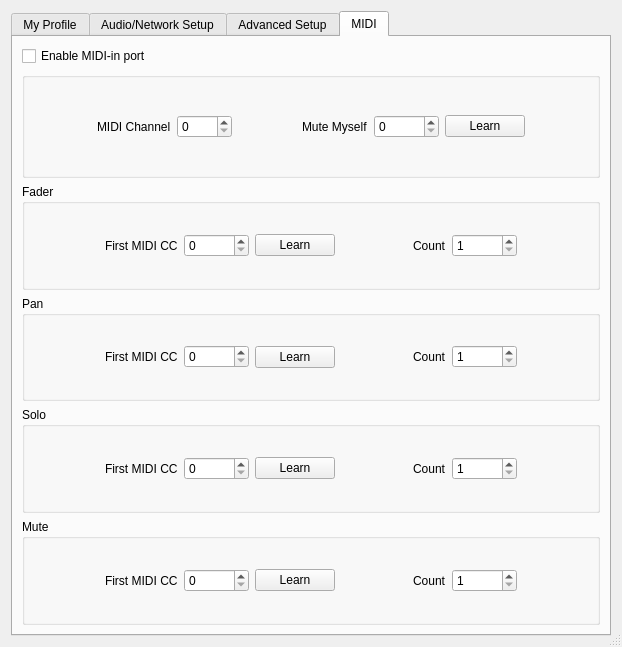
Before: the Qt Designer form src/clientsettingsdlgbase.ui in ignotus666/jamulus, drawn with Qt 5.
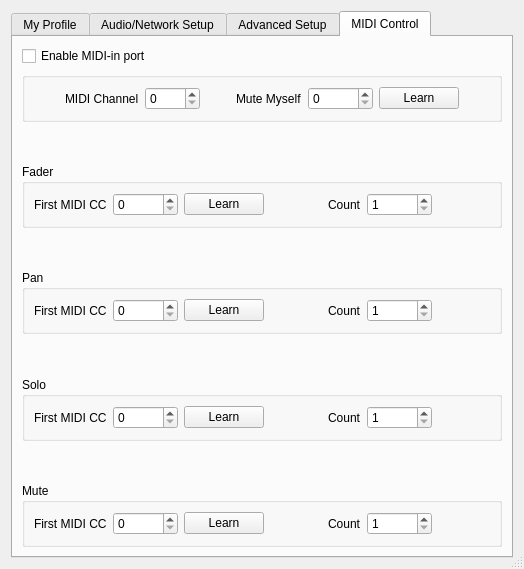
After: the same form once the commit is applied. Icons and pictures are not drawn. Custom widgets are drawn as their Qt base class.

Commit message: Rename tab, improve layout and correct whats this

```diff
--- a/src/clientsettingsdlgbase.ui
+++ b/src/clientsettingsdlgbase.ui
@@ -6,8 +6,8 @@
    <rect>
     <x>0</x>
     <y>0</y>
-    <width>622</width>
-    <height>647</height>
+    <width>524</width>
+    <height>569</height>
    </rect>
   </property>
   <property name="windowTitle">
@@ -24,7 +24,7 @@
    <item>
     <widget class="QTabWidget" name="tabSettings">
      <property name="sizePolicy">
-      <sizepolicy hsizetype="Ignored" vsizetype="Preferred">
+      <sizepolicy hsizetype="Preferred" vsizetype="Preferred">
        <horstretch>0</horstretch>
        <verstretch>0</verstretch>
       </sizepolicy>
@@ -1338,7 +1338,7 @@
      </widget>
      <widget class="QWidget" name="tab_3_midi">
       <attribute name="title">
-       <string>MIDI</string>
+       <string>MIDI Control</string>
       </attribute>
       <layout class="QVBoxLayout" name="verticalLayout_19">
        <item>
@@ -1484,6 +1484,19 @@
            </layout>
           </widget>
          </item>
+         <item>
+          <spacer name="verticalSpacer_12">
+           <property name="orientation">
+            <enum>Qt::Vertical</enum>
+           </property>
+           <property name="sizeHint" stdset="0">
+            <size>
+             <width>20</width>
+             <height>40</height>
+            </size>
+           </property>
+          </spacer>
+         </item>
          <item>
           <widget class="QGroupBox" name="faderGroup">
            <property name="font">
@@ -1496,19 +1509,6 @@
             <string>Fader</string>
            </property>
            <layout class="QHBoxLayout" name="horizontalLayout_11">
-            <item>
-             <spacer name="horizontalSpacer_20">
-              <property name="orientation">
-               <enum>Qt::Horizontal</enum>
-              </property>
-              <property name="sizeHint" stdset="0">
-               <size>
-                <width>40</width>
-                <height>20</height>
-               </size>
-              </property>
-             </spacer>
-            </item>
             <item>
              <widget class="QLabel" name="lblFaderOffset">
               <property name="font">
@@ -1621,6 +1621,19 @@
            </layout>
           </widget>
          </item>
+         <item>
+          <spacer name="verticalSpacer_14">
+           <property name="orientation">
+            <enum>Qt::Vertical</enum>
+           </property>
+           <property name="sizeHint" stdset="0">
+            <size>
+             <width>20</width>
+             <height>40</height>
+            </size>
+           </property>
+          </spacer>
+         </item>
          <item>
           <widget class="QGroupBox" name="panGroup">
            <property name="font">
@@ -1633,19 +1646,6 @@
             <string>Pan</string>
            </property>
            <layout class="QHBoxLayout" name="horizontalLayout_13">
-            <item>
-             <spacer name="horizontalSpacer_18">
-              <property name="orientation">
-               <enum>Qt::Horizontal</enum>
-              </property>
-              <property name="sizeHint" stdset="0">
-               <size>
-                <width>40</width>
-                <height>20</height>
-               </size>
-              </property>
-             </spacer>
-            </item>
             <item>
              <widget class="QLabel" name="lblPanOffset">
               <property name="font">
@@ -1758,6 +1758,19 @@
            </layout>
           </widget>
          </item>
+         <item>
+          <spacer name="verticalSpacer_16">
+           <property name="orientation">
+            <enum>Qt::Vertical</enum>
+           </property>
+           <property name="sizeHint" stdset="0">
+            <size>
+             <width>20</width>
+             <height>40</height>
+            </size>
+           </property>
+          </spacer>
+         </item>
          <item>
           <widget class="QGroupBox" name="soloGroup">
            <property name="font">
@@ -1770,19 +1783,6 @@
             <string>Solo</string>
            </property>
            <layout class="QHBoxLayout" name="horizontalLayout_14">
-            <item>
-             <spacer name="horizontalSpacer_15">
-              <property name="orientation">
-               <enum>Qt::Horizontal</enum>
-              </property>
-              <property name="sizeHint" stdset="0">
-               <size>
-                <width>40</width>
-                <height>20</height>
-               </size>
-              </property>
-             </spacer>
-            </item>
             <item>
              <widget class="QLabel" name="lblSoloOffset">
               <property name="font">
@@ -1895,6 +1895,19 @@
            </layout>
           </widget>
          </item>
+         <item>
+          <spacer name="verticalSpacer_17">
+           <property name="orientation">
+            <enum>Qt::Vertical</enum>
+           </property>
+           <property name="sizeHint" stdset="0">
+            <size>
+             <width>20</width>
+             <height>40</height>
+            </size>
+           </property>
+          </spacer>
+         </item>
          <item>
           <widget class="QGroupBox" name="muteGroup">
            <property name="font">
@@ -1907,19 +1920,6 @@
             <string>Mute</string>
            </property>
            <layout class="QHBoxLayout" name="horizontalLayout_15">
-            <item>
-             <spacer name="horizontalSpacer_16">
-              <property name="orientation">
-               <enum>Qt::Horizontal</enum>
-              </property>
-              <property name="sizeHint" stdset="0">
-               <size>
-                <width>40</width>
-                <height>20</height>
-               </size>
-              </property>
-             </spacer>
-            </item>
             <item>
              <widget class="QLabel" name="lblMuteOffset">
               <property name="font">
```
The commit also changes 2 other files.
